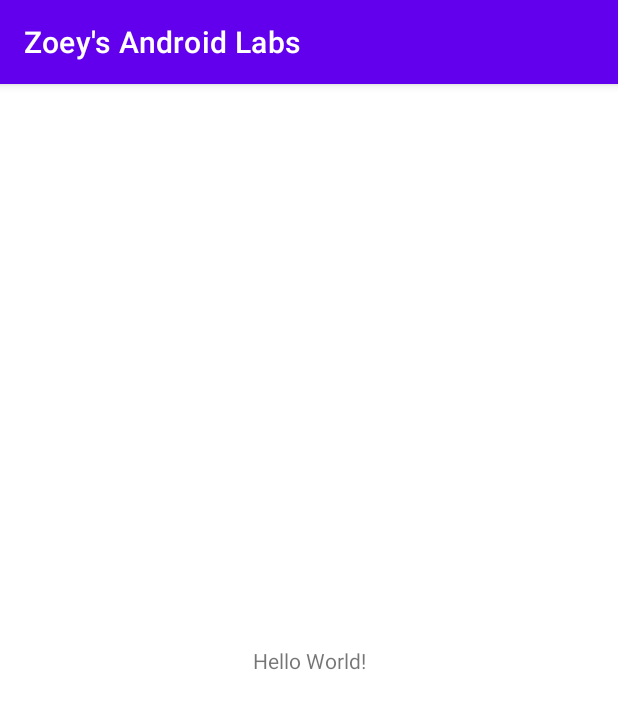
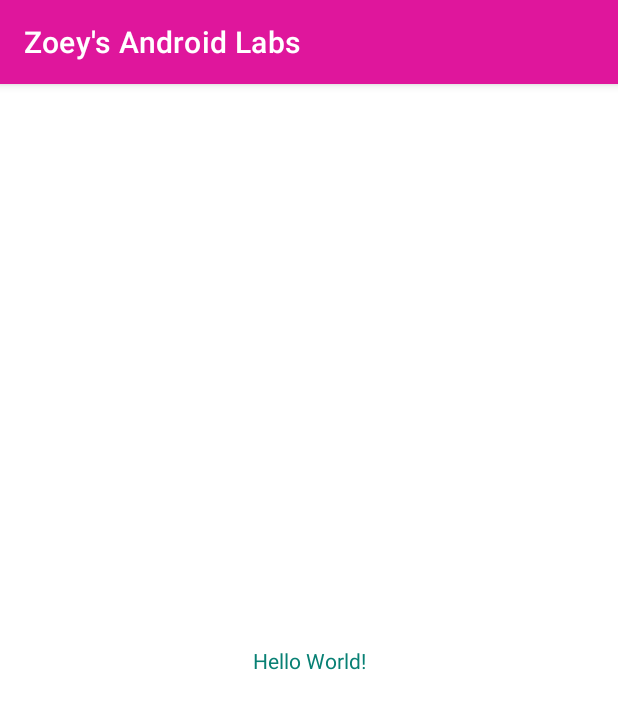
Before and after one commit to Yingyingyyz/YingSAndroidLabs, an Android app: the screen it shows after launch (MainActivity), on a phone screen of 412 x 824 dp. Shown: the top 709 px of the screen. Run offline under Robolectric (Android 15) with nearby library versions, the phone set to English and light mode, and no system bars.

Commit message:
Initial commit

```diff
--- a/app/src/main/res/mipmap-anydpi-v26/ic_launcher.xml
+++ /dev/null
@@ -1,5 +0,0 @@
-<?xml version="1.0" encoding="utf-8"?>
-<adaptive-icon xmlns:android="http://schemas.android.com/apk/res/android">
-    <background android:drawable="@drawable/ic_launcher_background" />
-    <foreground android:drawable="@drawable/ic_launcher_foreground" />
-</adaptive-icon>
--- a/app/src/main/res/mipmap-anydpi-v26/ic_launcher_round.xml
+++ /dev/null
@@ -1,5 +0,0 @@
-<?xml version="1.0" encoding="utf-8"?>
-<adaptive-icon xmlns:android="http://schemas.android.com/apk/res/android">
-    <background android:drawable="@drawable/ic_launcher_background" />
-    <foreground android:drawable="@drawable/ic_launcher_foreground" />
-</adaptive-icon>
--- a/app/src/main/res/values-night/themes.xml
+++ /dev/null
@@ -1,16 +0,0 @@
-<resources xmlns:tools="http://schemas.android.com/tools">
-    <!-- Base application theme. -->
-    <style name="Theme.ZoeysAndroidLabs" parent="Theme.MaterialComponents.DayNight.DarkActionBar">
-        <!-- Primary brand color. -->
-        <item name="colorPrimary">@color/purple_200</item>
-        <item name="colorPrimaryVariant">@color/purple_700</item>
-        <item name="colorOnPrimary">@color/black</item>
-        <!-- Secondary brand color. -->
-        <item name="colorSecondary">@color/teal_200</item>
-        <item name="colorSecondaryVariant">@color/teal_200</item>
-        <item name="colorOnSecondary">@color/black</item>
-        <!-- Status bar color. -->
-        <item name="android:statusBarColor" tools:targetApi="l">?attr/colorPrimaryVariant</item>
-        <!-- Customize your theme here. -->
-    </style>
-</resources>
--- a/app/src/main/res/values/colors.xml
+++ b/app/src/main/res/values/colors.xml
@@ -1,10 +1,10 @@
 <?xml version="1.0" encoding="utf-8"?>
 <resources>
-    <color name="purple_200">#FFBB86FC</color>
-    <color name="purple_500">#FF6200EE</color>
-    <color name="purple_700">#FF3700B3</color>
-    <color name="teal_200">#FF03DAC5</color>
-    <color name="teal_700">#FF018786</color>
+    <color name="my_primary">#DF169C</color>
+    <color name="my_secondary">#99EC13</color>
+    <color name="my_statusbar">#00BCD4</color>
+
     <color name="black">#FF000000</color>
     <color name="white">#FFFFFFFF</color>
+    <color name="my_text">#088074</color>
 </resources>
--- a/app/src/main/res/values/themes.xml
+++ b/app/src/main/res/values/themes.xml
@@ -2,15 +2,14 @@
     <!-- Base application theme. -->
     <style name="Theme.ZoeysAndroidLabs" parent="Theme.MaterialComponents.DayNight.DarkActionBar">
         <!-- Primary brand color. -->
-        <item name="colorPrimary">@color/purple_500</item>
-        <item name="colorPrimaryVariant">@color/purple_700</item>
-        <item name="colorOnPrimary">@color/white</item>
+        <item name="colorPrimary">@color/my_primary</item>
+
         <!-- Secondary brand color. -->
-        <item name="colorSecondary">@color/teal_200</item>
-        <item name="colorSecondaryVariant">@color/teal_700</item>
-        <item name="colorOnSecondary">@color/black</item>
+        <item name="colorSecondary">@color/my_secondary</item>
+
         <!-- Status bar color. -->
-        <item name="android:statusBarColor" tools:targetApi="l">?attr/colorPrimaryVariant</item>
+        <item name="android:statusBarColor">@color/my_statusbar</item>
         <!-- Customize your theme here. -->
+        <item name="android:textColor">@color/my_text</item>
     </style>
 </resources>
--- a/build.gradle
+++ b/build.gradle
@@ -16,7 +16,7 @@ allprojects {
     repositories {
         google()
         mavenCentral()
-        jcenter() // Warning: this repository is going to shut down soon
+        // Warning: this repository is going to shut down soon
     }
 }
 
```
Also changed, not shown: app/build.gradle (+8 -8 lines), app/src/main/AndroidManifest.xml (+5 -4 lines), app/src/main/res/drawable-v24/ic_launcher_foreground.xml (deleted, +0 -30 lines), app/src/main/res/drawable/app_icon.png (added), app/src/main/res/mipmap-hdpi/ic_launcher.png (deleted), app/src/main/res/mipmap-hdpi/ic_launcher_round.png (deleted), app/src/main/res/mipmap-mdpi/ic_launcher.png (deleted), app/src/main/res/mipmap-mdpi/ic_launcher_round.png (deleted), app/src/main/res/mipmap-xhdpi/ic_launcher.png (deleted), app/src/main/res/mipmap-xhdpi/ic_launcher_round.png (deleted), app/src/main/res/mipmap-xxhdpi/ic_launcher.png (deleted), app/src/main/res/mipmap-xxhdpi/ic_launcher_round.png (deleted), app/src/main/res/mipmap-xxxhdpi/ic_launcher.png (deleted), app/src/main/res/mipmap-xxxhdpi/ic_launcher_round.png (deleted).
